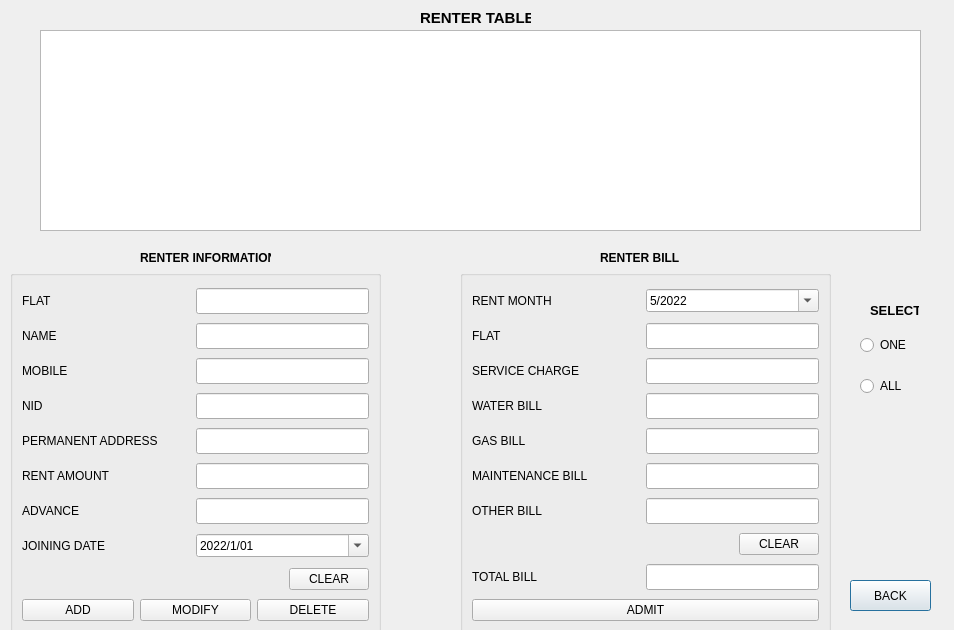
faisal-ahmed-dev/HOME-RENTAL-MANAGEMENT, file renter_menu.ui: the form before one commit.
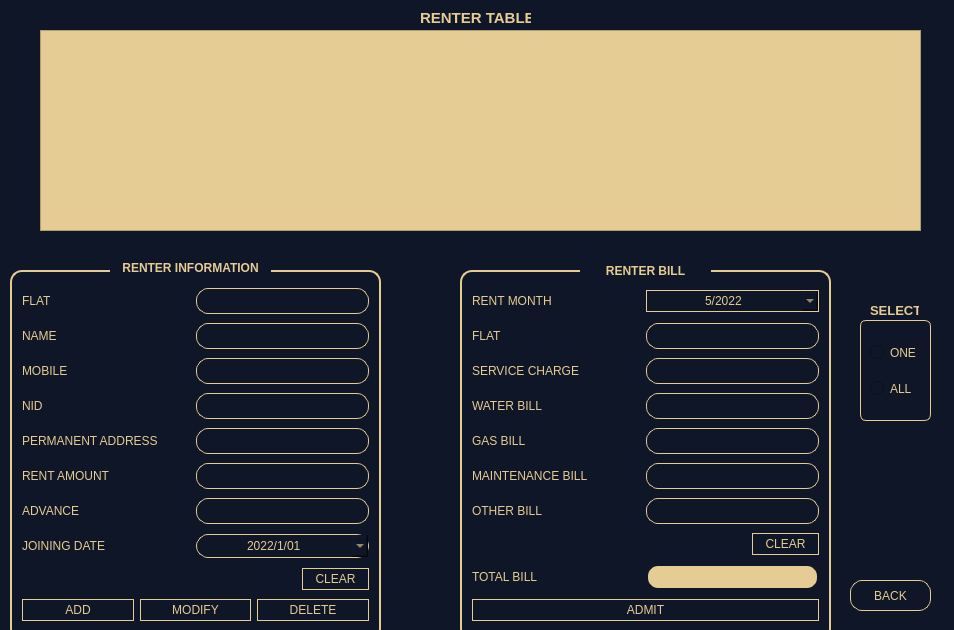
The form after the commit.

The edit to the form file:
```diff
--- a/renter_menu.ui
+++ b/renter_menu.ui
@@ -18,6 +18,9 @@
   <property name="windowTitle">
    <string>RENTER MENU</string>
   </property>
+  <property name="styleSheet">
+   <string notr="true">background-color: rgb(15, 22, 40);</string>
+  </property>
   <widget class="QPushButton" name="pushButton_back">
    <property name="geometry">
     <rect>
@@ -27,6 +30,32 @@
      <height>31</height>
     </rect>
    </property>
+   <property name="styleSheet">
+    <string notr="true">
+#pushButton_back
+{
+	border:none;
+	background:#0F1628;
+	color:#E5CB94;
+	border-radius:16px;
+	border: 1px solid yellow ;
+border-color: #E5CB94;
+  border-radius: 12px;
+  padding: 3 px;
+}
+#pushButton_back:hover
+{
+	border:none;
+	background:floral white;
+	color:#0F1628;
+	border-radius:16 px;
+	border: 2px solid blue ;
+border-color: #0F1628;
+  border-radius: 6px;
+  padding: 3 px;
+}
+</string>
+   </property>
    <property name="text">
     <string>BACK</string>
    </property>
@@ -43,6 +72,9 @@
    <property name="toolTip">
     <string>&lt;html&gt;&lt;head/&gt;&lt;body&gt;&lt;p align=&quot;center&quot;&gt;&lt;br/&gt;&lt;/p&gt;&lt;/body&gt;&lt;/html&gt;</string>
    </property>
+   <property name="styleSheet">
+    <string notr="true">background-color: rgb(229, 203, 148);</string>
+   </property>
    <property name="frameShape">
     <enum>QFrame::StyledPanel</enum>
    </property>
@@ -98,6 +130,18 @@
    <property name="autoFillBackground">
     <bool>false</bool>
    </property>
+   <property name="styleSheet">
+    <string notr="true">
+#groupBox
+{
+	border:none;
+	border-radius:16 px;
+	border: 2px solid yellow ;
+border-color: #E5CB94;
+  border-radius: 12px;
+  padding: 3 px;
+}</string>
+   </property>
    <property name="title">
     <string/>
    </property>
@@ -139,6 +183,9 @@
         <property name="autoFillBackground">
          <bool>false</bool>
         </property>
+        <property name="styleSheet">
+         <string notr="true">color: rgb(229, 203, 148);</string>
+        </property>
         <property name="text">
          <string>FLAT</string>
         </property>
@@ -158,6 +205,34 @@
           <height>26</height>
          </size>
         </property>
+        <property name="styleSheet">
+         <string notr="true">#lineEdit_flat
+{
+	border:none;
+	background:#0F1628;
+	color:#E5CB94;
+	border-radius:16px;
+	border: 1px solid yellow ;
+border-color: #E5CB94;
+  border-radius: 12px;
+  padding: 1px;
+}
+
+#lineEdit_flat:hover
+{
+	border:none;
+	background:#E5CB94;
+	color:#0F1628;
+	border-radius:16px;
+	border: 2px solid blue ;
+border-color: #0F1628;
+  border-radius: 12px;
+  padding: 1px;
+}</string>
+        </property>
+        <property name="alignment">
+         <set>Qt::AlignCenter</set>
+        </property>
        </widget>
       </item>
      </layout>
@@ -181,6 +256,9 @@
           <height>20</height>
          </size>
         </property>
+        <property name="styleSheet">
+         <string notr="true">color: rgb(229, 203, 148);</string>
+        </property>
         <property name="text">
          <string>NAME</string>
         </property>
@@ -206,6 +284,34 @@
           <height>16777215</height>
          </size>
         </property>
+        <property name="styleSheet">
+         <string notr="true">#lineEdit_name
+{
+	border:none;
+	background:#0F1628;
+	color:#E5CB94;
+	border-radius:16px;
+	border: 1px solid yellow ;
+border-color: #E5CB94;
+  border-radius: 12px;
+  padding: 1px;
+}
+
+#lineEdit_name:hover
+{
+	border:none;
+	background:#E5CB94;
+	color:#0F1628;
+	border-radius:16px;
+	border: 2px solid blue ;
+border-color: #0F1628;
+  border-radius: 12px;
+  padding: 1px;
+}</string>
+        </property>
+        <property name="alignment">
+         <set>Qt::AlignCenter</set>
+        </property>
        </widget>
       </item>
      </layout>
@@ -229,6 +335,9 @@
           <height>26</height>
          </size>
         </property>
+        <property name="styleSheet">
+         <string notr="true">color: rgb(229, 203, 148);</string>
+        </property>
         <property name="text">
          <string>MOBILE</string>
         </property>
@@ -248,6 +357,34 @@
           <height>26</height>
          </size>
         </property>
+        <property name="styleSheet">
+         <string notr="true">#lineEdit_MOBILE
+{
+	border:none;
+	background:#0F1628;
+	color:#E5CB94;
+	border-radius:16px;
+	border: 1px solid yellow ;
+border-color: #E5CB94;
+  border-radius: 12px;
+  padding: 1px;
+}
+
+#lineEdit_MOBILE:hover
+{
+	border:none;
+	background:#E5CB94;
+	color:#0F1628;
+	border-radius:16px;
+	border: 2px solid blue ;
+border-color: #0F1628;
+  border-radius: 12px;
+  padding: 1px;
+}</string>
+        </property>
+        <property name="alignment">
+         <set>Qt::AlignCenter</set>
+        </property>
        </widget>
       </item>
      </layout>
@@ -271,6 +408,9 @@
           <height>26</height>
          </size>
         </property>
+        <property name="styleSheet">
+         <string notr="true">color: rgb(229, 203, 148);</string>
+        </property>
         <property name="text">
          <string>NID</string>
         </property>
@@ -290,9 +430,37 @@
           <height>26</height>
          </size>
         </property>
+        <property name="styleSheet">
+         <string notr="true">#lineEdit_nid
+{
+	border:none;
+	background:#0F1628;
+	color:#E5CB94;
+	border-radius:16px;
+	border: 1px solid yellow ;
+border-color: #E5CB94;
+  border-radius: 12px;
+  padding: 1px;
+}
+
+#lineEdit_nid:hover
+{
+	border:none;
+	background:#E5CB94;
+	color:#0F1628;
+	border-radius:16px;
+	border: 2px solid blue ;
+border-color: #0F1628;
+  border-radius: 12px;
+  padding: 1px;
+}</string>
+        </property>
         <property name="text">
          <string/>
         </property>
+        <property name="alignment">
+         <set>Qt::AlignCenter</set>
+        </property>
        </widget>
       </item>
      </layout>
@@ -316,6 +484,9 @@
           <height>26</height>
          </size>
         </property>
+        <property name="styleSheet">
+         <string notr="true">color: rgb(229, 203, 148);</string>
+        </property>
         <property name="text">
          <string>PERMANENT ADDRESS</string>
         </property>
@@ -335,9 +506,37 @@
           <height>26</height>
          </size>
         </property>
+        <property name="styleSheet">
+         <string notr="true">#lineEdit_H_ADDRESS
+{
+	border:none;
+	background:#0F1628;
+	color:#E5CB94;
+	border-radius:16px;
+	border: 1px solid yellow ;
+border-color: #E5CB94;
+  border-radius: 12px;
+  padding: 1px;
+}
+
+#lineEdit_H_ADDRESS:hover
+{
+	border:none;
+	background:#E5CB94;
+	color:#0F1628;
+	border-radius:16px;
+	border: 2px solid blue ;
+border-color: #0F1628;
+  border-radius: 12px;
+  padding: 1px;
+}</string>
+        </property>
         <property name="text">
          <string/>
         </property>
+        <property name="alignment">
+         <set>Qt::AlignCenter</set>
+        </property>
        </widget>
       </item>
      </layout>
@@ -361,6 +560,9 @@
           <height>26</height>
          </size>
         </property>
+        <property name="styleSheet">
+         <string notr="true">color: rgb(229, 203, 148);</string>
+        </property>
         <property name="text">
          <string>RENT AMOUNT</string>
         </property>
@@ -380,9 +582,37 @@
           <height>26</height>
          </size>
         </property>
+        <property name="styleSheet">
+         <string notr="true">#lineEdit_RENT_AMOUNT
+{
+	border:none;
+	background:#0F1628;
+	color:#E5CB94;
+	border-radius:16px;
+	border: 1px solid yellow ;
+border-color: #E5CB94;
+  border-radius: 12px;
+  padding: 1px;
+}
+
+#lineEdit_RENT_AMOUNT:hover
+{
+	border:none;
+	background:#E5CB94;
+	color:#0F1628;
+	border-radius:16px;
+	border: 2px solid blue ;
+border-color: #0F1628;
+  border-radius: 12px;
+  padding: 1px;
+}</string>
+        </property>
         <property name="text">
          <string/>
         </property>
+        <property name="alignment">
+         <set>Qt::AlignCenter</set>
+        </property>
        </widget>
       </item>
      </layout>
@@ -406,6 +636,9 @@
           <height>26</height>
          </size>
         </property>
+        <property name="styleSheet">
+         <string notr="true">color: rgb(229, 203, 148);</string>
+        </property>
         <property name="text">
          <string>ADVANCE</string>
         </property>
@@ -425,9 +658,37 @@
           <height>26</height>
          </size>
         </property>
+        <property name="styleSheet">
+         <string notr="true">#lineEdit_ADVANCE
+{
+	border:none;
+	background:#0F1628;
+	color:#E5CB94;
+	border-radius:16px;
+	border: 1px solid yellow ;
+border-color: #E5CB94;
+  border-radius: 12px;
+  padding: 1px;
+}
+
+#lineEdit_ADVANCE:hover
+{
+	border:none;
+	background:#E5CB94;
+	color:#0F1628;
+	border-radius:16px;
+	border: 2px solid blue ;
+border-color: #0F1628;
+  border-radius: 12px;
+  padding: 1px;
+}</string>
+        </property>
         <property name="text">
          <string/>
         </property>
+        <property name="alignment">
+         <set>Qt::AlignCenter</set>
+        </property>
        </widget>
       </item>
      </layout>
@@ -451,6 +712,9 @@
           <height>26</height>
          </size>
         </property>
+        <property name="styleSheet">
+         <string notr="true">color: rgb(229, 203, 148);</string>
+        </property>
         <property name="text">
          <string>JOINING DATE</string>
         </property>
@@ -458,6 +722,34 @@
       </item>
       <item>
        <widget class="QDateEdit" name="dateEdit">
+        <property name="styleSheet">
+         <string notr="true">#dateEdit
+{
+	border:none;
+	background:#0F1628;
+	color:#E5CB94;
+	border-radius:16px;
+	border: 1px solid yellow ;
+border-color: #E5CB94;
+  border-radius: 12px;
+  padding: 3px;
+}
+
+#dateEdit:hover
+{
+	border:none;
+	background:#E5CB94;
+	color:#0F1628;
+	border-radius:16px;
+	border: 2px solid blue ;
+border-color: #0F1628;
+  border-radius: 12px;
+  padding: 1px;
+}</string>
+        </property>
+        <property name="alignment">
+         <set>Qt::AlignCenter</set>
+        </property>
         <property name="displayFormat">
          <string>yyyy/M/dd</string>
         </property>
@@ -485,9 +777,12 @@
         <property name="orientation">
          <enum>Qt::Horizontal</enum>
         </property>
+        <property name="sizeType">
+         <enum>QSizePolicy::Fixed</enum>
+        </property>
         <property name="sizeHint" stdset="0">
          <size>
-          <width>40</width>
+          <width>280</width>
           <height>20</height>
          </size>
         </property>
@@ -495,6 +790,38 @@
       </item>
       <item>
        <widget class="QPushButton" name="pushButton_CLEAR">
+        <property name="sizePolicy">
+         <sizepolicy hsizetype="Minimum" vsizetype="Fixed">
+          <horstretch>0</horstretch>
+          <verstretch>0</verstretch>
+         </sizepolicy>
+        </property>
+        <property name="styleSheet">
+         <string notr="true">
+#pushButton_CLEAR
+{
+	border:none;
+	background:#0F1628;
+	color:#E5CB94;
+	border-radius:16px;
+	border: 1px solid yellow ;
+border-color: #E5CB94;
+  border-radius: 12px;
+  padding: 3 px;
+}
+#pushButton_CLEAR:hover
+{
+	border:none;
+	background:floral white;
+	color:#0F1628;
+	border-radius:12 px;
+	border: 1px solid blue ;
+border-color: #0F1628;
+  border-radius: 6px;
+  padding: 5 px;
+}
+</string>
+        </property>
         <property name="text">
          <string>CLEAR</string>
         </property>
@@ -506,6 +833,32 @@
      <layout class="QHBoxLayout" name="horizontalLayout">
       <item>
        <widget class="QPushButton" name="pushButton_3">
+        <property name="styleSheet">
+         <string notr="true">
+#pushButton_3
+{
+	border:none;
+	background:#0F1628;
+	color:#E5CB94;
+	border-radius:16px;
+	border: 1px solid yellow ;
+border-color: #E5CB94;
+  border-radius: 12px;
+  padding: 3 px;
+}
+#pushButton_3:hover
+{
+	border:none;
+background:floral white;
+	color:#0F1628;
+	border-radius:16 px;
+	border: 2px solid blue ;
+border-color: #0F1628;
+  border-radius: 6px;
+  padding: 3 px;
+}
+</string>
+        </property>
         <property name="text">
          <string>ADD</string>
         </property>
@@ -513,6 +866,32 @@
       </item>
       <item>
        <widget class="QPushButton" name="pushButton">
+        <property name="styleSheet">
+         <string notr="true">
+#pushButton
+{
+	border:none;
+	background:#0F1628;
+	color:#E5CB94;
+	border-radius:16px;
+	border: 1px solid yellow ;
+border-color: #E5CB94;
+  border-radius: 12px;
+  padding: 3 px;
+}
+#pushButton:hover
+{
+	border:none;
+	background:floral white;
+	color:#0F1628;
+	border-radius:16 px;
+	border: 2px solid blue ;
+border-color: #0F1628;
+  border-radius: 6px;
+  padding: 3 px;
+}
+</string>
+        </property>
         <property name="text">
          <string>MODIFY</string>
         </property>
@@ -520,6 +899,32 @@
       </item>
       <item>
        <widget class="QPushButton" name="pushButton_2">
+        <property name="styleSheet">
+         <string notr="true">
+#pushButton_2
+{
+	border:none;
+	background:#0F1628;
+	color:#E5CB94;
+	border-radius:16px;
+	border: 1px solid yellow ;
+border-color: #E5CB94;
+  border-radius: 12px;
+  padding: 3 px;
+}
+#pushButton_2:hover
+{
+	border:none;
+	background:floral white;
+	color:#0F1628;
+	border-radius:16 px;
+	border: 2px solid blue ;
+border-color: #0F1628;
+  border-radius: 6px;
+  padding: 3 px;
+}
+</string>
+        </property>
         <property name="text">
          <string>DELETE</string>
         </property>
@@ -545,6 +950,9 @@
      <strikeout>false</strikeout>
     </font>
    </property>
+   <property name="styleSheet">
+    <string notr="true">color: rgb(229, 203, 148);</string>
+   </property>
    <property name="text">
     <string>RENTER TABLE</string>
    </property>
@@ -552,10 +960,10 @@
   <widget class="QLabel" name="label_10">
    <property name="geometry">
     <rect>
-     <x>140</x>
-     <y>250</y>
-     <width>131</width>
-     <height>16</height>
+     <x>110</x>
+     <y>258</y>
+     <width>161</width>
+     <height>20</height>
     </rect>
    </property>
    <property name="font">
@@ -566,9 +974,15 @@
      <kerning>true</kerning>
     </font>
    </property>
+   <property name="styleSheet">
+    <string notr="true">color: rgb(229, 203, 148);</string>
+   </property>
    <property name="text">
     <string>RENTER INFORMATION</string>
    </property>
+   <property name="alignment">
+    <set>Qt::AlignCenter</set>
+   </property>
   </widget>
   <widget class="QGroupBox" name="groupBox_2">
    <property name="geometry">
@@ -600,6 +1014,18 @@
    <property name="autoFillBackground">
     <bool>false</bool>
    </property>
+   <property name="styleSheet">
+    <string notr="true">
+#groupBox_2
+{
+	border:none;
+	border-radius:16 px;
+	border: 2px solid yellow ;
+border-color: #E5CB94;
+  border-radius: 12px;
+  padding: 3 px;
+}</string>
+   </property>
    <property name="title">
     <string/>
    </property>
@@ -632,6 +1058,9 @@
           <height>26</height>
          </size>
         </property>
+        <property name="styleSheet">
+         <string notr="true">color: rgb(229, 203, 148);</string>
+        </property>
         <property name="text">
          <string>RENT MONTH</string>
         </property>
@@ -639,6 +1068,36 @@
       </item>
       <item>
        <widget class="QDateEdit" name="dateEdit_2">
+        <property name="styleSheet">
+         <string notr="true">
+
+#dateEdit_2
+{
+	border:none;
+	background:#0F1628;
+	color:#E5CB94;
+	border-radius:16px;
+	border: 1px solid yellow ;
+border-color: #E5CB94;
+  border-radius: 12px;
+  padding: 2px;
+}
+#dateEdit_2:hover
+{
+	border:none;
+	background:#E5CB94;
+	color:#0F1628;
+	border-radius:16px;
+	border: 2px solid blue ;
+border-color: #0F1628;
+  border-radius: 12px;
+  padding: 1px;
+}
+</string>
+        </property>
+        <property name="alignment">
+         <set>Qt::AlignCenter</set>
+        </property>
         <property name="displayFormat">
          <string>M/yyyy</string>
         </property>
@@ -675,6 +1134,9 @@
           <height>26</height>
          </size>
         </property>
+        <property name="styleSheet">
+         <string notr="true">color: rgb(229, 203, 148);</string>
+        </property>
         <property name="text">
          <string>FLAT</string>
         </property>
@@ -694,6 +1156,34 @@
           <height>26</height>
          </size>
         </property>
+        <property name="styleSheet">
+         <string notr="true">#lineEdit_RENTFLAT
+{
+	border:none;
+	background:#0F1628;
+	color:#E5CB94;
+	border-radius:16px;
+	border: 1px solid yellow ;
+border-color: #E5CB94;
+  border-radius: 12px;
+  padding: 1px;
+}
+
+#lineEdit_RENTFLAT:hover
+{
+	border:none;
+	background:#E5CB94;
+	color:#0F1628;
+	border-radius:16px;
+	border: 2px solid blue ;
+border-color: #0F1628;
+  border-radius: 12px;
+  padding: 1px;
+}</string>
+        </property>
+        <property name="alignment">
+         <set>Qt::AlignCenter</set>
+        </property>
         <property name="clearButtonEnabled">
          <bool>false</bool>
         </property>
@@ -720,6 +1210,9 @@
           <height>26</height>
          </size>
         </property>
+        <property name="styleSheet">
+         <string notr="true">color: rgb(229, 203, 148);</string>
+        </property>
         <property name="text">
          <string>SERVICE CHARGE</string>
         </property>
@@ -739,6 +1232,34 @@
           <height>26</height>
          </size>
         </property>
+        <property name="styleSheet">
+         <string notr="true">#lineEdit_SERVICE
+{
+	border:none;
+	background:#0F1628;
+	color:#E5CB94;
+	border-radius:16px;
+	border: 1px solid yellow ;
+border-color: #E5CB94;
+  border-radius: 12px;
+  padding: 1px;
+}
+
+#lineEdit_SERVICE:hover
+{
+	border:none;
+	background:#E5CB94;
+	color:#0F1628;
+	border-radius:16px;
+	border: 2px solid blue ;
+border-color: #0F1628;
+  border-radius: 12px;
+  padding: 1px;
+}</string>
+        </property>
+        <property name="alignment">
+         <set>Qt::AlignCenter</set>
+        </property>
         <property name="clearButtonEnabled">
          <bool>false</bool>
         </property>
@@ -765,6 +1286,9 @@
           <height>26</height>
          </size>
         </property>
+        <property name="styleSheet">
+         <string notr="true">color: rgb(229, 203, 148);</string>
+        </property>
         <property name="text">
          <string>WATER BILL</string>
         </property>
@@ -784,9 +1308,37 @@
           <height>26</height>
          </size>
         </property>
+        <property name="styleSheet">
+         <string notr="true">#lineEdit_WATER
+{
+	border:none;
+	background:#0F1628;
+	color:#E5CB94;
+	border-radius:16px;
+	border: 1px solid yellow ;
+border-color: #E5CB94;
+  border-radius: 12px;
+  padding: 1px;
+}
+
+#lineEdit_WATER:hover
+{
+	border:none;
+	background:#E5CB94;
+	color:#0F1628;
+	border-radius:16px;
+	border: 2px solid blue ;
+border-color: #0F1628;
+  border-radius: 12px;
+  padding: 1px;
+}</string>
+        </property>
         <property name="text">
          <string/>
         </property>
+        <property name="alignment">
+         <set>Qt::AlignCenter</set>
+        </property>
        </widget>
       </item>
      </layout>
@@ -810,6 +1362,9 @@
           <height>26</height>
          </size>
         </property>
+        <property name="styleSheet">
+         <string notr="true">color: rgb(229, 203, 148);</string>
+        </property>
         <property name="text">
          <string>GAS BILL</string>
         </property>
@@ -829,9 +1384,37 @@
           <height>26</height>
          </size>
         </property>
+        <property name="styleSheet">
+         <string notr="true">#lineEdit_GAS
+{
+	border:none;
+	background:#0F1628;
+	color:#E5CB94;
+	border-radius:16px;
+	border: 1px solid yellow ;
+border-color: #E5CB94;
+  border-radius: 12px;
+  padding: 1px;
+}
+
+#lineEdit_GAS:hover
+{
+	border:none;
+	background:#E5CB94;
+	color:#0F1628;
+	border-radius:16px;
+	border: 2px solid blue ;
+border-color: #0F1628;
+  border-radius: 12px;
+  padding: 1px;
+}</string>
+        </property>
         <property name="text">
          <string/>
         </property>
+        <property name="alignment">
+         <set>Qt::AlignCenter</set>
+        </property>
        </widget>
       </item>
      </layout>
@@ -855,6 +1438,9 @@
           <height>20</height>
          </size>
         </property>
+        <property name="styleSheet">
+         <string notr="true">color: rgb(229, 203, 148);</string>
+        </property>
         <property name="text">
          <string>MAINTENANCE BILL</string>
         </property>
@@ -880,6 +1466,34 @@
           <height>16777215</height>
          </size>
         </property>
+        <property name="styleSheet">
+         <string notr="true">#lineEdit_MAINTENANCE
+{
+	border:none;
+	background:#0F1628;
+	color:#E5CB94;
+	border-radius:16px;
+	border: 1px solid yellow ;
+border-color: #E5CB94;
+  border-radius: 12px;
+  padding: 1px;
+}
+
+#lineEdit_MAINENANCE:hover
+{
+	border:none;
+	background:#E5CB94;
+	color:#0F1628;
+	border-radius:16px;
+	border: 2px solid blue ;
+border-color: #0F1628;
+  border-radius: 12px;
+  padding: 1px;
+}</string>
+        </property>
+        <property name="alignment">
+         <set>Qt::AlignCenter</set>
+        </property>
        </widget>
       </item>
      </layout>
@@ -903,6 +1517,9 @@
           <height>26</height>
          </size>
         </property>
+        <property name="styleSheet">
+         <string notr="true">color: rgb(229, 203, 148);</string>
+        </property>
         <property name="text">
          <string>OTHER BILL</string>
         </property>
@@ -922,9 +1539,37 @@
           <height>26</height>
          </size>
         </property>
+        <property name="styleSheet">
+         <string notr="true">#lineEdit_OTHER
+{
+	border:none;
+	background:#0F1628;
+	color:#E5CB94;
+	border-radius:16px;
+	border: 1px solid yellow ;
+border-color: #E5CB94;
+  border-radius: 12px;
+  padding: 1px;
+}
+
+#lineEdit_OTHER:hover
+{
+	border:none;
+	background:#E5CB94;
+	color:#0F1628;
+	border-radius:16px;
+	border: 2px solid blue ;
+border-color: #0F1628;
+  border-radius: 12px;
+  padding: 1px;
+}</string>
+        </property>
         <property name="text">
          <string/>
         </property>
+        <property name="alignment">
+         <set>Qt::AlignCenter</set>
+        </property>
        </widget>
       </item>
      </layout>
@@ -936,9 +1581,12 @@
         <property name="orientation">
          <enum>Qt::Horizontal</enum>
         </property>
+        <property name="sizeType">
+         <enum>QSizePolicy::Fixed</enum>
+        </property>
         <property name="sizeHint" stdset="0">
          <size>
-          <width>40</width>
+          <width>280</width>
           <height>20</height>
          </size>
         </property>
@@ -946,6 +1594,32 @@
       </item>
       <item>
        <widget class="QPushButton" name="pushButton_clear_2">
+        <property name="styleSheet">
+         <string notr="true">
+#pushButton_clear_2
+{
+	border:none;
+	background:#0F1628;
+	color:#E5CB94;
+	border-radius:16px;
+	border: 1px solid yellow ;
+border-color: #E5CB94;
+  border-radius: 12px;
+  padding: 3 px;
+}
+#pushButton_clear_2:hover
+{
+	border:none;
+background:floral white;
+	color:#0F1628;
+	border-radius:16 px;
+	border: 2px solid blue ;
+border-color: #0F1628;
+  border-radius: 6px;
+  padding: 3 px;
+}
+</string>
+        </property>
         <property name="text">
          <string>CLEAR</string>
         </property>
@@ -972,6 +1646,9 @@
           <height>26</height>
          </size>
         </property>
+        <property name="styleSheet">
+         <string notr="true">color: rgb(229, 203, 148);</string>
+        </property>
         <property name="text">
          <string>TOTAL BILL</string>
         </property>
@@ -991,12 +1668,30 @@
           <height>26</height>
          </size>
         </property>
+        <property name="styleSheet">
+         <string notr="true">#lineEdit_TOTAL
+{
+	border:none;
+	background:#E5CB94;
+	color:#0F1628;
+	border-radius:16px;
+	border: 2px solid blue ;
+border-color: #0F1628;
+  border-radius: 12px;
+  padding: 1px;
+}
+
+</string>
+        </property>
         <property name="inputMethodHints">
          <set>Qt::ImhDigitsOnly</set>
         </property>
         <property name="text">
          <string/>
         </property>
+        <property name="alignment">
+         <set>Qt::AlignCenter</set>
+        </property>
         <property name="readOnly">
          <bool>true</bool>
         </property>
@@ -1008,6 +1703,32 @@
      <layout class="QHBoxLayout" name="horizontalLayout_18">
       <item>
        <widget class="QPushButton" name="pushButton_ADMIT">
+        <property name="styleSheet">
+         <string notr="true">
+#pushButton_ADMIT
+{
+	border:none;
+	background:#0F1628;
+	color:#E5CB94;
+	border-radius:16px;
+	border: 1px solid yellow ;
+border-color: #E5CB94;
+  border-radius: 12px;
+  padding: 3 px;
+}
+#pushButton_ADMIT:hover
+{
+	border:none;
+background:floral white;
+	color:#0F1628;
+	border-radius:16 px;
+	border: 2px solid blue ;
+border-color: #0F1628;
+  border-radius: 6px;
+  padding: 3 px;
+}
+</string>
+        </property>
         <property name="text">
          <string>ADMIT</string>
         </property>
@@ -1020,10 +1741,10 @@
   <widget class="QLabel" name="label_11">
    <property name="geometry">
     <rect>
-     <x>600</x>
-     <y>250</y>
+     <x>580</x>
+     <y>260</y>
      <width>131</width>
-     <height>16</height>
+     <height>21</height>
     </rect>
    </property>
    <property name="font">
@@ -1034,9 +1755,28 @@
      <kerning>true</kerning>
     </font>
    </property>
+   <property name="styleSheet">
+    <string notr="true">#label_11
+{
+	border:none;
+	background:#0F1628;
+	color:#E5CB94;;
+	border-radius:10px;
+	border: 1px solid blue ;
+border-color: #0F1628;
+  border-radius: 8px;
+  padding: 1px;
+}
+
+
+</string>
+   </property>
    <property name="text">
     <string>RENTER BILL</string>
    </property>
+   <property name="alignment">
+    <set>Qt::AlignCenter</set>
+   </property>
   </widget>
   <widget class="QLabel" name="label_19">
    <property name="geometry">
@@ -1054,22 +1794,68 @@
      <strikeout>false</strikeout>
     </font>
    </property>
+   <property name="styleSheet">
+    <string notr="true">color: rgb(229, 203, 148);</string>
+   </property>
    <property name="text">
     <string>SELECT</string>
    </property>
   </widget>
-  <widget class="QWidget" name="layoutWidget">
+  <widget class="QFrame" name="frame">
    <property name="geometry">
     <rect>
      <x>860</x>
      <y>320</y>
-     <width>61</width>
-     <height>91</height>
+     <width>71</width>
+     <height>101</height>
     </rect>
    </property>
+   <property name="styleSheet">
+    <string notr="true">
+#frame
+{
+	border:none;
+	background:#0F1628;
+	color:#E5CB94;
+	border-radius:16px;
+	border: 1px solid yellow ;
+border-color: #E5CB94;
+  border-radius: 6px;
+  padding: 3 px;
+}
+</string>
+   </property>
    <layout class="QVBoxLayout" name="verticalLayout">
     <item>
      <widget class="QRadioButton" name="radioButton_ONE">
+      <property name="styleSheet">
+       <string notr="true">
+#radioButton_ONE
+{
+	border:none;
+	background:#0F1628;
+	color:#E5CB94;
+	border-radius:16px;
+  padding: 3 px;
+}
+
+
+
+#radioButton_ONE:hover
+{
+	border:none;
+	background:#E5CB94;
+	color:#0F1628;
+	border-radius:16 px;
+	border: 2px solid blue ;
+border-color: #0F1628;
+  border-radius: 6px;
+  padding: 3 px;
+}
+
+
+</string>
+      </property>
       <property name="text">
        <string>ONE</string>
       </property>
@@ -1077,6 +1863,30 @@
     </item>
     <item>
      <widget class="QRadioButton" name="radioButton_ALL">
+      <property name="styleSheet">
+       <string notr="true">#radioButton_ALL
+{
+	border:none;
+	background:#0F1628;
+	color:#E5CB94;
+	border-radius:16px;
+  padding: 3 px;
+}
+
+#radioButton_ALL:hover
+{
+	border:none;
+	background:#E5CB94;
+	color:#0F1628;
+	border-radius:16 px;
+	border: 2px solid blue ;
+border-color: #0F1628;
+  border-radius: 6px;
+  padding: 3 px;
+}
+
+</string>
+      </property>
       <property name="text">
        <string>ALL</string>
       </property>
```
Left out of the diff: 14 changed lines with no effect on the pictures.
